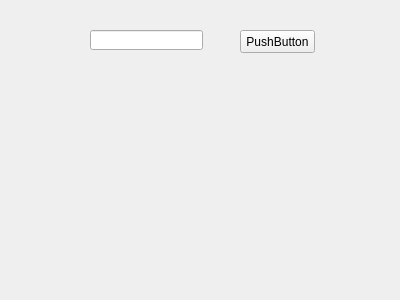
This is QtTestCam/QtTestCam/QtSetDlg.ui in seafrog1984/QtTestCam as Qt 5 draws it before an edit. The edited form follows.
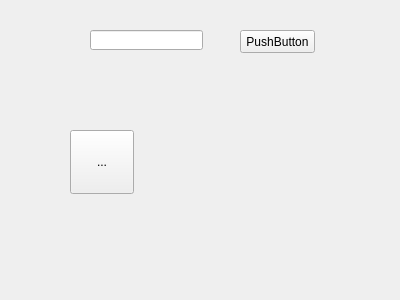
This is the edited form. Icons and pictures are not drawn.

What changed in the file:
```diff
--- a/QtTestCam/QtTestCam/QtSetDlg.ui
+++ b/QtTestCam/QtTestCam/QtSetDlg.ui
@@ -36,6 +36,36 @@
     <string>PushButton</string>
    </property>
   </widget>
+  <widget class="QToolButton" name="toolButton">
+   <property name="geometry">
+    <rect>
+     <x>70</x>
+     <y>130</y>
+     <width>64</width>
+     <height>64</height>
+    </rect>
+   </property>
+   <property name="text">
+    <string>...</string>
+   </property>
+   <property name="icon">
+    <iconset>
+     <normaloff>txcl_15i.png</normaloff>
+     <normalon>txcl_15.png</normalon>txcl_15i.png</iconset>
+   </property>
+   <property name="iconSize">
+    <size>
+     <width>64</width>
+     <height>64</height>
+    </size>
+   </property>
+   <property name="checkable">
+    <bool>true</bool>
+   </property>
+   <property name="autoExclusive">
+    <bool>true</bool>
+   </property>
+  </widget>
  </widget>
  <layoutdefault spacing="6" margin="11"/>
  <resources/>
```
